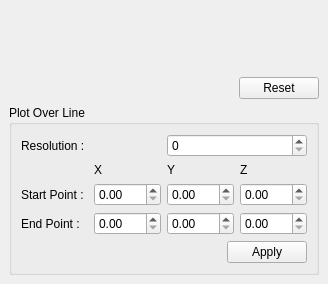
This is Client/Widgets/PlotOverLine.ui in CCSEPBVR/CS-IS-PBVR as Qt 5 draws it before an edit. The edited form follows.
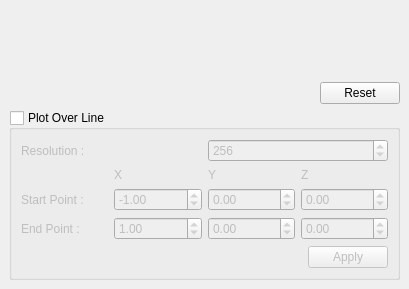
This is the edited form. Custom widgets are drawn as their Qt base class.

```diff
--- a/Client/Widgets/PlotOverLine.ui
+++ b/Client/Widgets/PlotOverLine.ui
@@ -6,8 +6,8 @@
    <rect>
     <x>0</x>
     <y>0</y>
-    <width>328</width>
-    <height>284</height>
+    <width>409</width>
+    <height>289</height>
    </rect>
   </property>
   <property name="windowTitle">
@@ -46,11 +46,30 @@
       <property name="title">
        <string>Plot Over Line</string>
       </property>
+      <property name="checkable">
+       <bool>true</bool>
+      </property>
+      <property name="checked">
+       <bool>false</bool>
+      </property>
       <layout class="QGridLayout" name="gridLayout_3">
        <item row="1" column="0" colspan="2">
         <layout class="QGridLayout" name="gridLayout_2">
          <item row="3" column="3">
-          <widget class="QDoubleSpinBox" name="endPointZDoubleSpinBox"/>
+          <widget class="QDoubleSpinBox" name="endPointZDoubleSpinBox">
+           <property name="minimum">
+            <double>-10000.000000000000000</double>
+           </property>
+           <property name="maximum">
+            <double>10000.000000000000000</double>
+           </property>
+           <property name="singleStep">
+            <double>0.010000000000000</double>
+           </property>
+           <property name="value">
+            <double>0.000000000000000</double>
+           </property>
+          </widget>
          </item>
          <item row="0" column="0" colspan="2">
           <widget class="QLabel" name="label_3">
@@ -60,7 +79,20 @@
           </widget>
          </item>
          <item row="2" column="3">
-          <widget class="QDoubleSpinBox" name="startPointZDoubleSpinBox"/>
+          <widget class="QDoubleSpinBox" name="startPointZDoubleSpinBox">
+           <property name="minimum">
+            <double>-10000.000000000000000</double>
+           </property>
+           <property name="maximum">
+            <double>10000.000000000000000</double>
+           </property>
+           <property name="singleStep">
+            <double>0.010000000000000</double>
+           </property>
+           <property name="value">
+            <double>0.000000000000000</double>
+           </property>
+          </widget>
          </item>
          <item row="1" column="1">
           <widget class="QLabel" name="label_5">
@@ -70,16 +102,65 @@
           </widget>
          </item>
          <item row="0" column="2" colspan="2">
-          <widget class="QSpinBox" name="resolutionSpinBox"/>
+          <widget class="QSpinBox" name="resolutionSpinBox">
+           <property name="minimum">
+            <number>2</number>
+           </property>
+           <property name="maximum">
+            <number>4096</number>
+           </property>
+           <property name="value">
+            <number>256</number>
+           </property>
+          </widget>
          </item>
          <item row="3" column="2">
-          <widget class="QDoubleSpinBox" name="endPointYDoubleSpinBox"/>
+          <widget class="QDoubleSpinBox" name="endPointYDoubleSpinBox">
+           <property name="minimum">
+            <double>-10000.000000000000000</double>
+           </property>
+           <property name="maximum">
+            <double>10000.000000000000000</double>
+           </property>
+           <property name="singleStep">
+            <double>0.010000000000000</double>
+           </property>
+           <property name="value">
+            <double>0.000000000000000</double>
+           </property>
+          </widget>
          </item>
          <item row="3" column="1">
-          <widget class="QDoubleSpinBox" name="endPointXDoubleSpinBox"/>
+          <widget class="QDoubleSpinBox" name="endPointXDoubleSpinBox">
+           <property name="minimum">
+            <double>-10000.000000000000000</double>
+           </property>
+           <property name="maximum">
+            <double>10000.000000000000000</double>
+           </property>
+           <property name="singleStep">
+            <double>0.010000000000000</double>
+           </property>
+           <property name="value">
+            <double>1.000000000000000</double>
+           </property>
+          </widget>
          </item>
          <item row="2" column="1">
-          <widget class="QDoubleSpinBox" name="startPointXDoubleSpinBox"/>
+          <widget class="QDoubleSpinBox" name="startPointXDoubleSpinBox">
+           <property name="minimum">
+            <double>-10000.000000000000000</double>
+           </property>
+           <property name="maximum">
+            <double>10000.000000000000000</double>
+           </property>
+           <property name="singleStep">
+            <double>0.010000000000000</double>
+           </property>
+           <property name="value">
+            <double>-1.000000000000000</double>
+           </property>
+          </widget>
          </item>
          <item row="3" column="0">
           <widget class="QLabel" name="label_2">
@@ -96,7 +177,20 @@
           </widget>
          </item>
          <item row="2" column="2">
-          <widget class="QDoubleSpinBox" name="startPointYDoubleSpinBox"/>
+          <widget class="QDoubleSpinBox" name="startPointYDoubleSpinBox">
+           <property name="minimum">
+            <double>-10000.000000000000000</double>
+           </property>
+           <property name="maximum">
+            <double>10000.000000000000000</double>
+           </property>
+           <property name="singleStep">
+            <double>0.010000000000000</double>
+           </property>
+           <property name="value">
+            <double>0.000000000000000</double>
+           </property>
+          </widget>
          </item>
          <item row="2" column="0">
           <widget class="QLabel" name="label">
```
Left out of the diff: 2 changed lines with no effect on the pictures.
